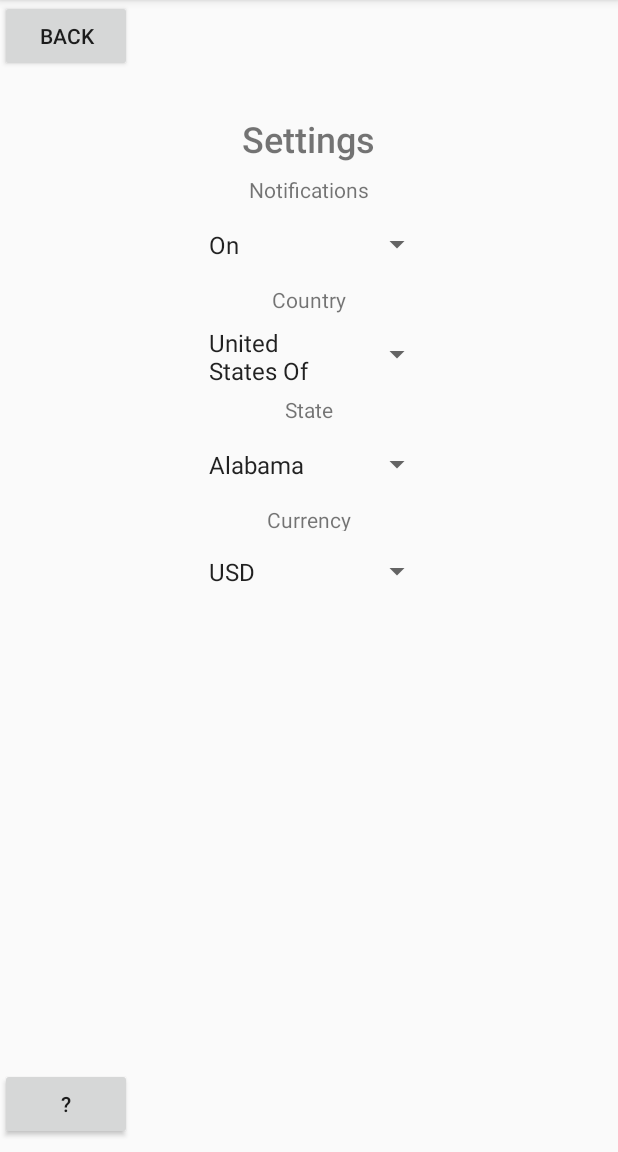
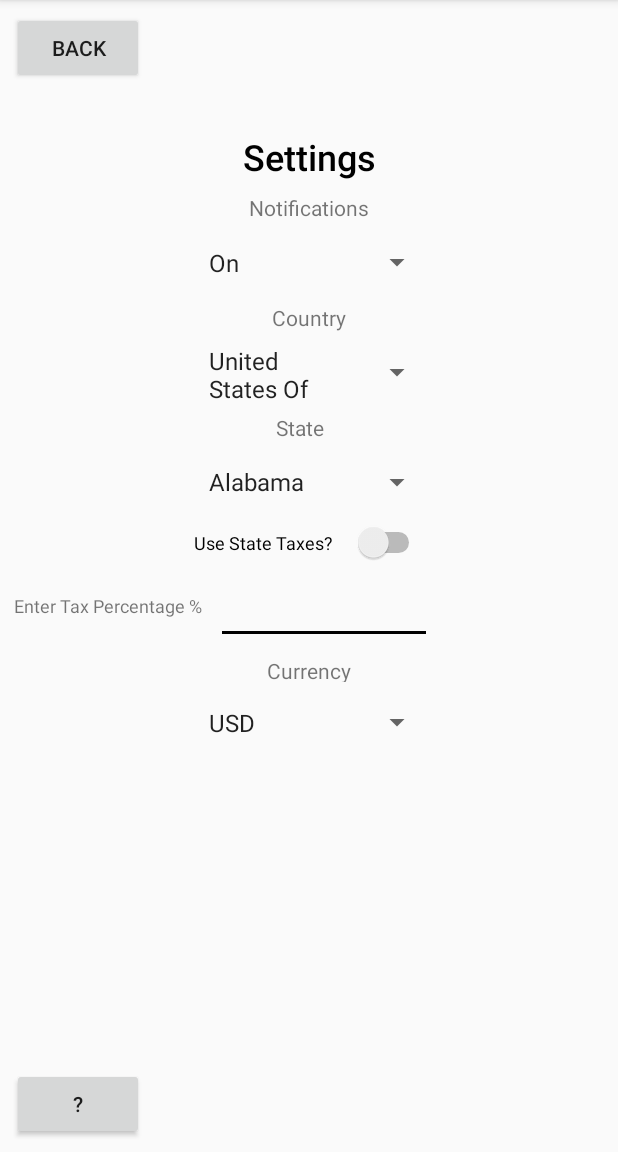
Before and after one commit to BudgetButler/BudgetButlerApp, an Android app: the screen it shows after launch (SettingsTab), on a phone screen of 412 x 824 dp, the part 84-1236 px from its top. Run offline under Robolectric (Android 15) with nearby library versions, the phone set to English and light mode, and no system bars.

```diff
--- a/app/build.gradle
+++ b/app/build.gradle
@@ -30,4 +30,5 @@ dependencies {
     testImplementation 'junit:junit:4.12'
     androidTestImplementation 'com.android.support.test:runner:1.0.2'
     androidTestImplementation 'com.android.support.test.espresso:espresso-core:3.0.2'
+    implementation 'com.google.android.gms:play-services-maps:16.1.0'
 }
--- a/app/src/main/java/com/example/budgetbutlerapp/SettingsTab.kt
+++ b/app/src/main/java/com/example/budgetbutlerapp/SettingsTab.kt
@@ -2,8 +2,11 @@ package com.example.budgetbutlerapp
 
 import android.os.Bundle
 import android.support.v7.app.AppCompatActivity
-import android.widget.ArrayAdapter
-import android.widget.Spinner
+import android.view.View
+import android.widget.*
+import android.widget.CompoundButton
+
+
 
 
 class SettingsTab : AppCompatActivity() {
@@ -12,6 +15,10 @@ class SettingsTab : AppCompatActivity() {
     internal lateinit var notificationspin: Spinner
     internal lateinit var countryspin: Spinner
     internal lateinit var statespin: Spinner
+    internal lateinit var customtax: EditText
+    internal lateinit var usestatetax: Switch
+    internal lateinit var currencytext: TextView
+    internal lateinit var taxtext: TextView
     override fun onCreate(savedInstanceState: Bundle?) {
         super.onCreate(savedInstanceState)
         setContentView(R.layout.activity_settings_tab2)
@@ -21,8 +28,22 @@ class SettingsTab : AppCompatActivity() {
         notificationspin = findViewById(R.id.notificationspinner) as Spinner
         countryspin = findViewById(R.id.countryspinner) as Spinner
         statespin = findViewById(R.id.statespinner) as Spinner
+        customtax = findViewById(R.id.customTax) as EditText
+        usestatetax = findViewById(R.id.taxoverride) as Switch
+        currencytext = findViewById(R.id.textView2) as TextView
+        taxtext = findViewById(R.id.taxpercenttext) as TextView
 
-
+        //Checks if the user wants to use their states tax, if not, they can set their own
+        usestatetax.setOnCheckedChangeListener(CompoundButton.OnCheckedChangeListener { buttonView, isChecked ->
+            if(usestatetax.isChecked){
+                customtax.isEnabled = false;
+                taxtext.setVisibility(View.INVISIBLE);
+            }
+            else {
+                customtax.isEnabled = true;
+                taxtext.setVisibility(View.VISIBLE);
+            }
+        })
         // Dropdown options for currency option
         val currency_options = arrayOf("USD", "Euro")
         val currencyadp = ArrayAdapter(this, android.R.layout.simple_list_item_1, currency_options)
--- a/app/src/main/res/layout/activity_settings_tab2.xml
+++ b/app/src/main/res/layout/activity_settings_tab2.xml
@@ -10,31 +10,56 @@
                                              android:id="@+id/linearLayout">
 
 
+    // These spinners represent the dropdown menus
+
+
+    <Button
+            android:text="?"
+            android:layout_width="wrap_content"
+            android:layout_height="wrap_content"
+            android:id="@+id/button"
+            android:layout_marginBottom="8dp" app:layout_constraintBottom_toBottomOf="parent"
+            app:layout_constraintStart_toStartOf="parent" android:layout_marginLeft="8dp"
+            android:layout_marginStart="8dp"/>
+    <TextView
+            android:text="Settings"
+            android:layout_width="wrap_content"
+            android:layout_height="wrap_content"
+            android:id="@+id/Settings" android:textSize="24sp"
+            app:fontFamily="sans-serif-medium"
+            android:textColor="@color/colorAccent"
+            android:layout_marginTop="88dp"
+            app:layout_constraintTop_toTopOf="parent" android:layout_marginEnd="8dp"
+            app:layout_constraintEnd_toEndOf="parent" android:layout_marginRight="8dp"
+            android:layout_marginStart="8dp"
+            app:layout_constraintStart_toStartOf="parent" android:layout_marginLeft="8dp"/>
     <Button
             android:text="Back"
             android:layout_width="wrap_content"
             android:layout_height="wrap_content"
             android:id="@+id/button2"
-            app:layout_constraintTop_toTopOf="parent" app:layout_constraintStart_toStartOf="parent"
-    />
-    // These spinners represent the dropdown menus
-    <Spinner
-            android:id="@+id/currencyspinner"
-            android:layout_width="165dp"
-            android:layout_height="38dp"
-            android:layout_marginTop="8dp"
-            app:layout_constraintTop_toBottomOf="@+id/textView2" app:layout_constraintEnd_toEndOf="parent"
-            android:layout_marginEnd="8dp" android:layout_marginRight="8dp"
+            android:layout_marginTop="8dp" app:layout_constraintTop_toTopOf="parent"
             app:layout_constraintStart_toStartOf="parent" android:layout_marginLeft="8dp"
             android:layout_marginStart="8dp"/>
-
-
-    <Spinner
-            android:id="@+id/notificationspinner"
-            android:layout_width="165dp"
-            android:layout_height="38dp"
+    <ScrollView
+            android:layout_width="match_parent"
+            android:layout_height="605dp"
+            android:layout_marginTop="8dp" app:layout_constraintTop_toBottomOf="@+id/Settings"
+            android:layout_marginBottom="8dp" app:layout_constraintBottom_toBottomOf="parent"
+            app:layout_constraintStart_toStartOf="parent" android:layout_marginLeft="8dp"
+            android:layout_marginStart="8dp" app:layout_constraintEnd_toEndOf="parent" android:layout_marginEnd="8dp"
+            android:layout_marginRight="8dp" app:layout_constraintHorizontal_bias="1.0"
+            app:layout_constraintVertical_bias="0.8" android:id="@+id/scrollView2">
+        <LinearLayout android:layout_width="match_parent" android:layout_height="wrap_content"
+                      android:orientation="vertical"/>
+    </ScrollView>
+    <TextView
+            android:text="Country"
+            android:layout_width="wrap_content"
+            android:layout_height="wrap_content"
+            android:id="@+id/textView4"
             android:layout_marginTop="8dp"
-            app:layout_constraintTop_toBottomOf="@+id/textView3" app:layout_constraintEnd_toEndOf="parent"
+            app:layout_constraintTop_toBottomOf="@+id/notificationspinner" app:layout_constraintEnd_toEndOf="parent"
             android:layout_marginEnd="8dp" android:layout_marginRight="8dp"
             app:layout_constraintStart_toStartOf="parent" android:layout_marginLeft="8dp"
             android:layout_marginStart="8dp"/>
@@ -42,45 +67,27 @@
             android:id="@+id/countryspinner"
             android:layout_width="165dp"
             android:layout_height="38dp"
-            android:layout_marginTop="8dp" app:layout_constraintTop_toBottomOf="@+id/textView4"
-            app:layout_constraintEnd_toEndOf="parent" android:layout_marginEnd="8dp" android:layout_marginRight="8dp"
+            android:layout_marginTop="8dp"
+            app:layout_constraintTop_toBottomOf="@+id/textView4" app:layout_constraintEnd_toEndOf="parent"
+            android:layout_marginEnd="8dp" android:layout_marginRight="8dp"
             app:layout_constraintStart_toStartOf="parent" android:layout_marginLeft="8dp"
             android:layout_marginStart="8dp"/>
     <Spinner
             android:id="@+id/statespinner"
             android:layout_width="165dp"
-            android:layout_height="38dp"
+            android:layout_height="37dp"
             android:layout_marginTop="8dp"
             app:layout_constraintTop_toBottomOf="@+id/textView" app:layout_constraintEnd_toEndOf="parent"
             android:layout_marginEnd="8dp" android:layout_marginRight="8dp"
             app:layout_constraintStart_toStartOf="parent" android:layout_marginLeft="8dp"
             android:layout_marginStart="8dp"/>
-    <Button
-            android:text="?"
-            android:layout_width="wrap_content"
+    <TextView
+            android:text="State"
+            android:layout_width="44dp"
             android:layout_height="wrap_content"
-            android:id="@+id/button"
-            android:layout_marginBottom="8dp" app:layout_constraintBottom_toBottomOf="parent"
-    />
-    <TextView
-            android:text="Settings"
-            android:layout_width="wrap_content"
-            android:layout_height="wrap_content"
-            android:id="@+id/Settings" android:textSize="24sp"
-            app:fontFamily="sans-serif-medium"
-            android:layout_marginStart="8dp"
-            app:layout_constraintStart_toStartOf="parent" android:layout_marginLeft="8dp" android:layout_marginEnd="8dp"
-            app:layout_constraintEnd_toEndOf="parent" android:layout_marginRight="8dp" android:layout_marginTop="76dp"
-            app:layout_constraintTop_toTopOf="parent"
-            app:layout_constraintHorizontal_bias="0.498"
-    />
-    <TextView
-            android:text="Currency"
-            android:layout_width="wrap_content"
-            android:layout_height="17dp"
-            android:id="@+id/textView2"
+            android:id="@+id/textView"
             android:layout_marginTop="8dp"
-            app:layout_constraintTop_toBottomOf="@+id/statespinner" app:layout_constraintEnd_toEndOf="parent"
+            app:layout_constraintTop_toBottomOf="@+id/countryspinner" app:layout_constraintEnd_toEndOf="parent"
             android:layout_marginEnd="8dp" android:layout_marginRight="8dp"
             app:layout_constraintStart_toStartOf="parent" android:layout_marginLeft="8dp"
             android:layout_marginStart="8dp"/>
@@ -94,24 +101,64 @@
             android:layout_marginEnd="8dp" android:layout_marginRight="8dp"
             app:layout_constraintStart_toStartOf="parent" android:layout_marginLeft="8dp"
             android:layout_marginStart="8dp"/>
-    <TextView
-            android:text="Country"
-            android:layout_width="wrap_content"
-            android:layout_height="wrap_content"
-            android:id="@+id/textView4"
+    <Spinner
+            android:id="@+id/currencyspinner"
+            android:layout_width="165dp"
+            android:layout_height="38dp"
+            android:layout_marginTop="8dp" app:layout_constraintTop_toBottomOf="@+id/textView2"
+            app:layout_constraintEnd_toEndOf="parent" android:layout_marginEnd="8dp"
+            android:layout_marginRight="8dp"
+            app:layout_constraintStart_toStartOf="parent" android:layout_marginLeft="8dp"
+            android:layout_marginStart="8dp"/>
+    <Spinner
+            android:id="@+id/notificationspinner"
+            android:layout_width="165dp"
+            android:layout_height="38dp"
             android:layout_marginTop="8dp"
-            app:layout_constraintTop_toBottomOf="@+id/notificationspinner" app:layout_constraintEnd_toEndOf="parent"
+            app:layout_constraintTop_toBottomOf="@+id/textView3" app:layout_constraintEnd_toEndOf="parent"
             android:layout_marginEnd="8dp" android:layout_marginRight="8dp"
             app:layout_constraintStart_toStartOf="parent" android:layout_marginLeft="8dp"
             android:layout_marginStart="8dp"/>
+    <Switch
+            android:text="Use State Taxes?"
+            android:layout_width="154dp"
+            android:layout_height="25dp"
+            android:id="@+id/taxoverride"
+            android:textSize="12sp"
+            android:layout_marginTop="8dp"
+            app:layout_constraintTop_toBottomOf="@+id/statespinner" android:layout_marginEnd="8dp"
+            app:layout_constraintEnd_toEndOf="parent" android:layout_marginRight="8dp"
+            android:layout_marginStart="8dp"
+            app:layout_constraintStart_toStartOf="parent" android:layout_marginLeft="8dp"/>
+    <EditText
+            android:layout_width="144dp"
+            android:layout_height="38dp"
+            android:inputType="numberDecimal"
+            android:ems="10"
+            android:id="@+id/customTax"
+            android:layout_marginTop="16dp"
+            app:layout_constraintTop_toBottomOf="@+id/taxoverride"
+            android:layout_marginStart="136dp" app:layout_constraintStart_toStartOf="@+id/scrollView2"
+            android:layout_marginLeft="136dp"/>
     <TextView
-            android:text="State"
+            android:text="Currency"
             android:layout_width="wrap_content"
-            android:layout_height="wrap_content"
-            android:id="@+id/textView"
-            android:layout_marginTop="8dp"
-            app:layout_constraintTop_toBottomOf="@+id/countryspinner" app:layout_constraintEnd_toEndOf="parent"
+            android:layout_height="17dp"
+            android:id="@+id/textView2"
+            app:layout_constraintEnd_toEndOf="parent"
             android:layout_marginEnd="8dp" android:layout_marginRight="8dp"
             app:layout_constraintStart_toStartOf="parent" android:layout_marginLeft="8dp"
-            android:layout_marginStart="8dp"/>
+            android:layout_marginStart="8dp" android:layout_marginTop="8dp"
+            app:layout_constraintTop_toBottomOf="@+id/customTax"/>
+    <TextView
+            android:text="Enter Tax Percentage %"
+            android:layout_width="wrap_content"
+            android:layout_height="20dp"
+            android:id="@+id/taxpercenttext" android:textSize="12sp"
+            app:layout_constraintEnd_toStartOf="@+id/customTax"
+            android:layout_marginEnd="8dp" android:layout_marginRight="8dp"
+            app:layout_constraintStart_toStartOf="parent" android:layout_marginLeft="8dp"
+            android:layout_marginStart="8dp" android:layout_marginBottom="8dp"
+            app:layout_constraintBottom_toTopOf="@+id/currencyspinner" android:layout_marginTop="8dp"
+            app:layout_constraintTop_toTopOf="@+id/taxoverride"/>
 </android.support.constraint.ConstraintLayout>
--- a/app/src/main/res/values/colors.xml
+++ b/app/src/main/res/values/colors.xml
@@ -2,5 +2,5 @@
 <resources>
     <color name="colorPrimary">#008577</color>
     <color name="colorPrimaryDark">#00574B</color>
-    <color name="colorAccent">#D81B60</color>
+    <color name="colorAccent">#000000</color>
 </resources>
```
Also changed, not shown: 2 other files.
